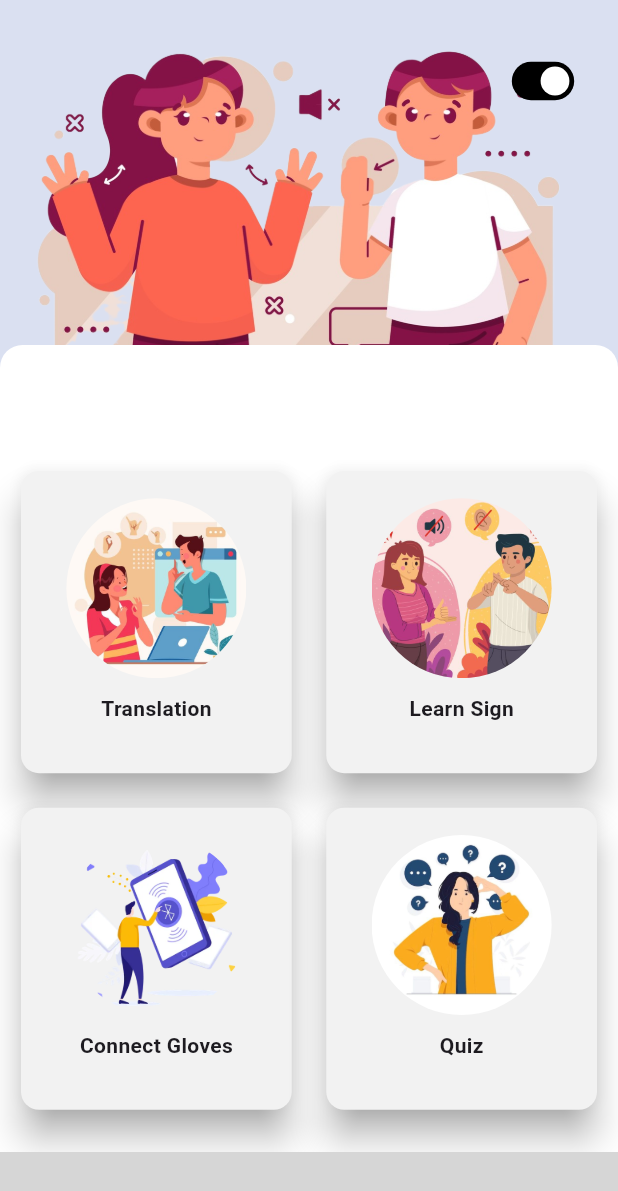
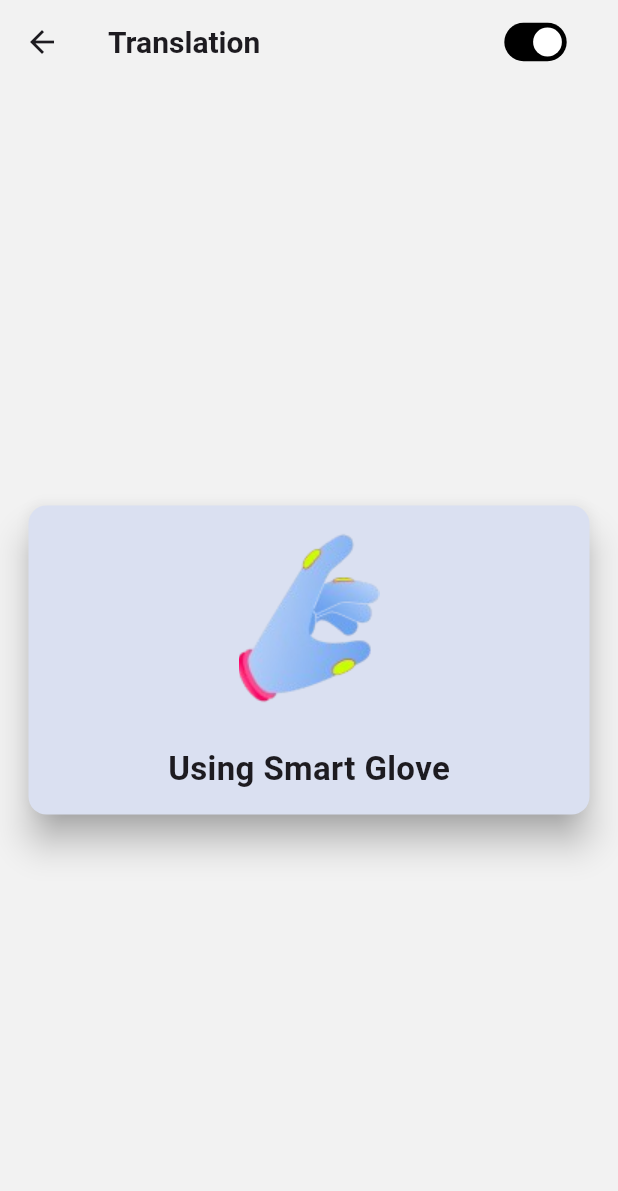
Before and after one commit to mossadAbdEAal/gloves_project, a Flutter app: the screen it shows after launch, after a tap on "Translation", on a phone screen of 412 x 824 dp. Shown: the top 1191 px of the screen. Run offline on Flutter 3.47's test engine with Material 3 defaults, Android fonts, the phone set to English and light mode, and no system bars; missing offline and left inert: fluid_bottom_nav_bar, hover_widget; grey boxes are pictures that could not be loaded.

Commit message:
fourth_commit

```diff
--- a/lib/screens/main_screen.dart
+++ b/lib/screens/main_screen.dart
@@ -1,5 +1,6 @@
 import 'package:flutter/material.dart';
 import 'package:gloves_app/screens/learn_sign_screen.dart';
+import 'package:gloves_app/screens/transaltion_screen.dart';
 import 'package:gloves_app/widgets/custom_card_widget.dart';
 import 'package:gloves_app/widgets/custom_grid_builder.dart';
 import 'package:gloves_app/widgets/custom_switch_widget.dart';
@@ -17,7 +18,13 @@ class _MainScreenState extends State<MainScreen> {
     // ignore: non_constant_identifier_names
     List<Widget> Cards = [
       GestureDetector(
-        onTap: () {},
+        onTap: () {
+          Navigator.push(context, MaterialPageRoute(builder: (context) {
+            return const TransaltionScreen(
+              text: 'Translation',
+            );
+          }));
+        },
         child: const CustomCardWidget(
           imagepath: 'assets/images/fda86eccd9dab4c3af70de6333b9c1c6.jpeg',
           text: 'Translation',
--- /dev/null
+++ b/lib/screens/transaltion_screen.dart
@@ -0,0 +1,53 @@
+import 'package:flutter/material.dart';
+import 'package:gloves_app/screens/translation_glove.dart';
+import 'package:gloves_app/widgets/custom_card_widget.dart';
+import 'package:gloves_app/widgets/custom_switch_widget.dart';
+
+class TransaltionScreen extends StatelessWidget {
+  const TransaltionScreen({super.key, required this.text});
+  final String text;
+  @override
+  Widget build(BuildContext context) {
+    return Scaffold(
+      backgroundColor: const Color(0xffF2F2F2),
+      appBar: AppBar(
+        backgroundColor: const Color(0xffF2F2F2),
+        actions: const [
+          Padding(
+            padding: EdgeInsets.only(right: 25.0),
+            child: SwitchExample(),
+          )
+        ],
+        title: Text(
+          text,
+          style: const TextStyle(fontSize: 20, fontWeight: FontWeight.bold),
+        ),
+      ),
+      body: Column(
+        mainAxisAlignment: MainAxisAlignment.center,
+        children: [
+          Padding(
+            padding: const EdgeInsets.all(15.0),
+            child: InkWell(
+              onTap: () {
+                Navigator.push(context, MaterialPageRoute(builder: (context) {
+                  return const TranslationGlove(
+                    text: 'Translation using glove',
+                  );
+                }));
+              },
+              child: const CustomCardWidget(
+                  fontsize: 22,
+                  width: double.infinity,
+                  height: 150,
+                  imagepath:
+                      'assets/images/hand_pointing_somewhere-removebg-preview.png',
+                  text: 'Using Smart Glove',
+                  color: Color(0xffDAE0F1)),
+            ),
+          ),
+        ],
+      ),
+    );
+  }
+}
--- a/lib/widgets/custom_card_widget.dart
+++ b/lib/widgets/custom_card_widget.dart
@@ -5,10 +5,16 @@ class CustomCardWidget extends StatelessWidget {
       {super.key,
       required this.imagepath,
       required this.text,
-      required this.color});
+      required this.color,
+      this.width = 120,
+      this.height = 120,
+      this.fontsize = 16});
   final String imagepath;
   final String text;
   final Color color;
+  final double width;
+  final double height;
+  final double fontsize;
 
   @override
   Widget build(BuildContext context) {
@@ -24,8 +30,8 @@ class CustomCardWidget extends StatelessWidget {
             borderRadius: BorderRadius.circular(70),
             child: Image.asset(
               imagepath,
-              width: 120,
-              height: 120,
+              width: width,
+              height: height,
             ),
           ),
           const SizedBox(
@@ -33,7 +39,7 @@ class CustomCardWidget extends StatelessWidget {
           ),
           Text(
             text,
-            style: const TextStyle(fontWeight: FontWeight.bold),
+            style: TextStyle(fontWeight: FontWeight.bold, fontSize: fontsize),
           ),
           const SizedBox(
             height: 15,
```
Also changed, not shown: lib/screens/translation_glove.dart (added, +120 -0 lines), lib/widgets/custom_elevation_button.dart (added, +29 -0 lines), assets/hand pointing somewhere.png (added), assets/images/hand_pointing_somewhere-removebg-preview.png (added), assets/images/hand_pointing_somewhere-removebg-preview2.png (added).
